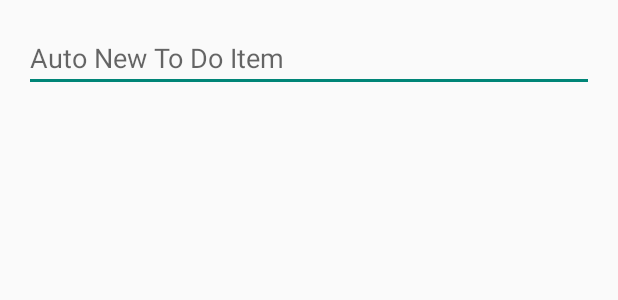
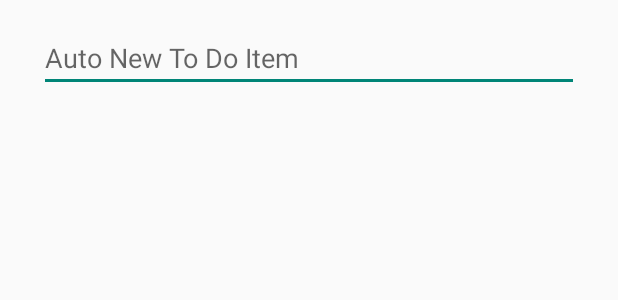
Before and after one commit to superpig11/ToDoList, an Android app: the layout activity_to_do_list.xml on its own in the app's theme, with its tools: preview values and no code run, on a phone screen of 412 x 824 dp. Shown: the top 300 px of the screen. Run offline under Robolectric (Android 15) with nearby library versions, the phone set to English and light mode, and no system bars.

Commit message:
add margin

```diff
--- a/app/src/main/res/layout/activity_to_do_list.xml
+++ b/app/src/main/res/layout/activity_to_do_list.xml
@@ -1,4 +1,4 @@
-<LinearLayout xmlns:android="http://schemas.android.com/apk/res/android"
+<RelativeLayout xmlns:android="http://schemas.android.com/apk/res/android"
     xmlns:tools="http://schemas.android.com/tools"
     android:layout_width="match_parent"
     android:layout_height="match_parent"
@@ -15,11 +15,16 @@
         android:id="@+id/myAutoCompleteTextView"
         android:layout_gravity="center_horizontal"
         android:hint="@string/addItemHint"
-        android:completionThreshold="1"/>
+        android:completionThreshold="1"
+        android:layout_marginLeft="10dp"
+        android:layout_marginRight="10dp"/>
 
     <ListView
         android:layout_width="match_parent"
         android:layout_height="wrap_content"
         android:id="@+id/myListView"
-        android:layout_gravity="center_horizontal" />
-</LinearLayout>
+        android:layout_gravity="center_horizontal"
+        android:layout_below="@+id/myAutoCompleteTextView"
+        android:layout_alignLeft="@+id/myAutoCompleteTextView"
+        android:layout_alignRight="@+id/myAutoCompleteTextView"/>
+</RelativeLayout>
```
